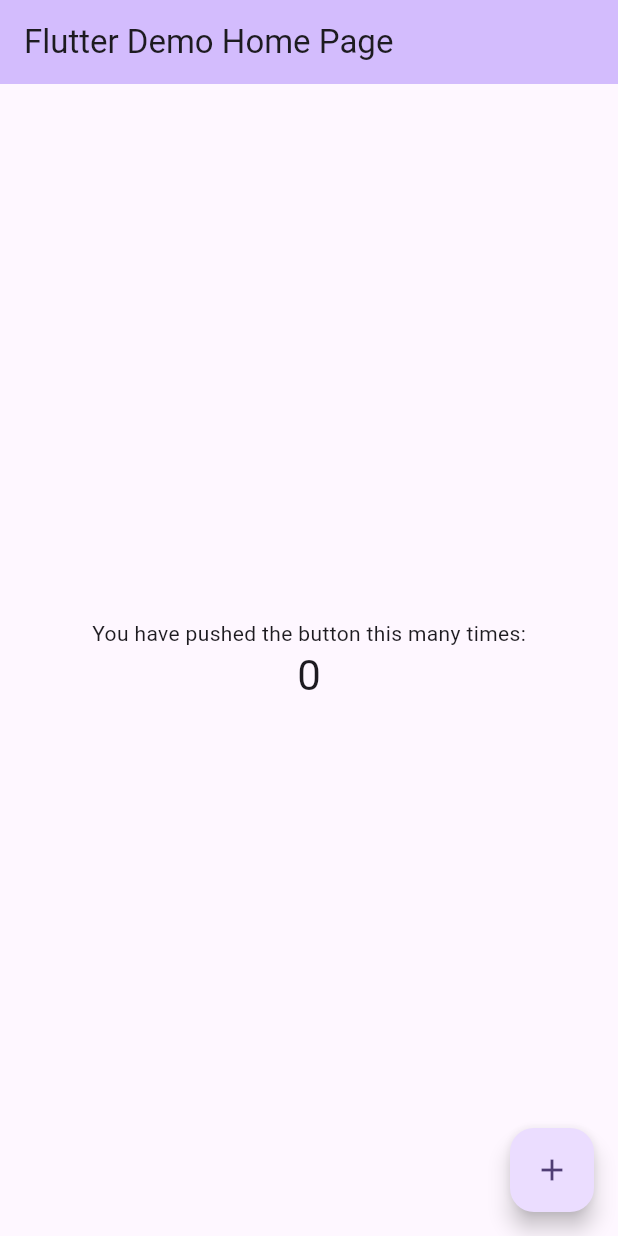
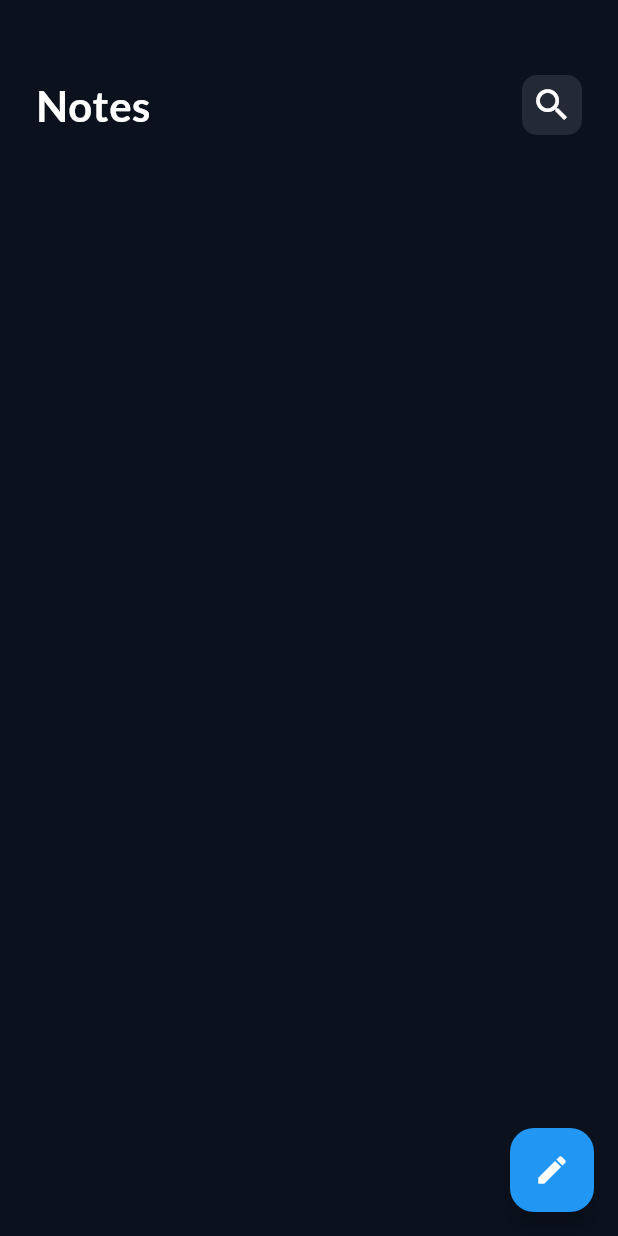
Before and after one commit to 0xAhmd/flutter_notes_app, a Flutter app: the screen it shows after launch, on a phone screen of 412 x 824 dp. Run offline on Flutter 3.47's test engine with Material 3 defaults, Android fonts, the phone set to English and light mode, and no system bars; our stand-ins replace device_preview, google_fonts.

Commit message:
App bar finished

```diff
--- a/lib/main.dart
+++ b/lib/main.dart
@@ -1,110 +1,29 @@
+import 'package:device_preview/device_preview.dart';
 import 'package:flutter/material.dart';
+import 'package:notes_app/views/notes_view.dart';
 
 void main() {
-  runApp(const MyApp());
+  runApp(
+    DevicePreview(
+      builder: (context) => const MyApp(),
+    ),
+  );
 }
 
 class MyApp extends StatelessWidget {
   const MyApp({super.key});
 
-  // This widget is the root of your application.
   @override
   Widget build(BuildContext context) {
     return MaterialApp(
-      title: 'Flutter Demo',
       theme: ThemeData(
-        colorScheme: ColorScheme.fromSeed(seedColor: Colors.deepPurple),
-        useMaterial3: true,
-      ),
-      home: const MyHomePage(title: 'Flutter Demo Home Page'),
+          scaffoldBackgroundColor: const Color(0xFF0b121e),
+          floatingActionButtonTheme: const FloatingActionButtonThemeData(
+            foregroundColor: Colors.white,
+            backgroundColor: Colors.blue,
+          )),
+      debugShowCheckedModeBanner: false,
+      home: const NotesView(),
     );
   }
 }
-
-class MyHomePage extends StatefulWidget {
-  const MyHomePage({super.key, required this.title});
-
-  // This widget is the home page of your application. It is stateful, meaning
-  // that it has a State object (defined below) that contains fields that affect
-  // how it looks.
-
-  // This class is the configuration for the state. It holds the values (in this
-  // case the title) provided by the parent (in this case the App widget) and
-  // used by the build method of the State. Fields in a Widget subclass are
-  // always marked "final".
-
-  final String title;
-
-  @override
-  State<MyHomePage> createState() => _MyHomePageState();
-}
-
-class _MyHomePageState extends State<MyHomePage> {
-  int _counter = 0;
-
-  void _incrementCounter() {
-    setState(() {
-      // This call to setState tells the Flutter framework that something has
-      // changed in this State, which causes it to rerun the build method below
-      // so that the display can reflect the updated values. If we changed
-      // _counter without calling setState(), then the build method would not be
-      // called again, and so nothing would appear to happen.
-      _counter++;
-    });
-  }
-
-  @override
-  Widget build(BuildContext context) {
-    // This method is rerun every time setState is called, for instance as done
-    // by the _incrementCounter method above.
-    //
-    // The Flutter framework has been optimized to make rerunning build methods
-    // fast, so that you can just rebuild anything that needs updating rather
-    // than having to individually change instances of widgets.
-    return Scaffold(
-      appBar: AppBar(
-        // TRY THIS: Try changing the color here to a specific color (to
-        // Colors.amber, perhaps?) and trigger a hot reload to see the AppBar
-        // change color while the other colors stay the same.
-        backgroundColor: Theme.of(context).colorScheme.inversePrimary,
-        // Here we take the value from the MyHomePage object that was created by
-        // the App.build method, and use it to set our appbar title.
-        title: Text(widget.title),
-      ),
-      body: Center(
-        // Center is a layout widget. It takes a single child and positions it
-        // in the middle of the parent.
-        child: Column(
-          // Column is also a layout widget. It takes a list of children and
-          // arranges them vertically. By default, it sizes itself to fit its
-          // children horizontally, and tries to be as tall as its parent.
-          //
-          // Column has various properties to control how it sizes itself and
-          // how it positions its children. Here we use mainAxisAlignment to
-          // center the children vertically; the main axis here is the vertical
-          // axis because Columns are vertical (the cross axis would be
-          // horizontal).
-          //
-          // TRY THIS: Invoke "debug painting" (choose the "Toggle Debug Paint"
-          // action in the IDE, or press "p" in the console), to see the
-          // wireframe for each widget.
-          mainAxisAlignment: MainAxisAlignment.center,
-          children: <Widget>[
-            const Text(
-              'You have pushed the button this many times:',
-            ),
-            Text(
-              '$_counter',
-              style: Theme.of(context).textTheme.headlineMedium,
-            ),
-          ],
-        ),
-      ),
-      floatingActionButton: FloatingActionButton(
-        onPressed: _incrementCounter,
-        tooltip: 'Increment',
-        child: const Icon(Icons.add),
-      ), // This trailing comma makes auto-formatting nicer for build methods.
-    );
-  }
-}
--- /dev/null
+++ b/lib/views/notes_view.dart
@@ -0,0 +1,17 @@
+import 'package:flutter/material.dart';
+import 'package:notes_app/widgets/note_view_body.dart';
+
+class NotesView extends StatelessWidget {
+  const NotesView({super.key});
+
+  @override
+  Widget build(BuildContext context) {
+    return Scaffold(
+      body: const NotesViewBody(),
+      floatingActionButton: FloatingActionButton(
+        onPressed: () {},
+        child: const Icon(Icons.edit),
+      ),
+    );
+  }
+}
--- /dev/null
+++ b/lib/widgets/custom_appbar.dart
@@ -0,0 +1,23 @@
+
+import 'package:flutter/material.dart';
+import 'package:google_fonts/google_fonts.dart';
+import 'package:notes_app/widgets/custom_search_icon.dart';
+
+class AppBarCustom extends StatelessWidget {
+  const AppBarCustom({super.key});
+
+  @override
+  Widget build(BuildContext context) {
+    return Row(
+      children: [
+        Text(
+          'Notes',
+          style: GoogleFonts.lato(
+              fontSize: 28, fontWeight: FontWeight.bold, color: Colors.white),
+        ),
+        const Spacer(),
+        const CustomIconSearch(),
+      ],
+    );
+  }
+}
--- /dev/null
+++ b/lib/widgets/custom_search_icon.dart
@@ -0,0 +1,23 @@
+import 'package:flutter/material.dart';
+
+class CustomIconSearch extends StatelessWidget {
+  const CustomIconSearch({super.key});
+
+  @override
+  Widget build(BuildContext context) {
+    return Container(
+      height: 40,
+      width: 40,
+      decoration: BoxDecoration(
+          borderRadius: const BorderRadius.all(Radius.circular(10)),
+          color: Colors.white.withOpacity(0.1)),
+      child: const Center(
+        child: Icon(
+          Icons.search,
+          color: Colors.white,
+          size: 28,
+        ),
+      ),
+    );
+  }
+}
--- /dev/null
+++ b/lib/widgets/note_view_body.dart
@@ -0,0 +1,19 @@
+import 'package:flutter/material.dart';
+import 'package:notes_app/widgets/custom_appbar.dart';
+
+class NotesViewBody extends StatelessWidget {
+  const NotesViewBody({super.key});
+
+  @override
+  Widget build(BuildContext context) {
+    return const Padding(
+      padding: EdgeInsets.symmetric(horizontal: 24),
+      child: Column(
+        children: [
+          SizedBox(height: 50),
+          AppBarCustom(),
+        ],
+      ),
+    );
+  }
+}
--- a/pubspec.yaml
+++ b/pubspec.yaml
@@ -38,6 +38,7 @@ dependencies:
   hive: ^2.2.3
   flutter_bloc: ^8.1.6
   device_preview: ^1.2.0
+  google_fonts: ^6.2.1
 
 dev_dependencies:
   flutter_test:
```
Also changed, not shown: pubspec.lock, 1 other file.
